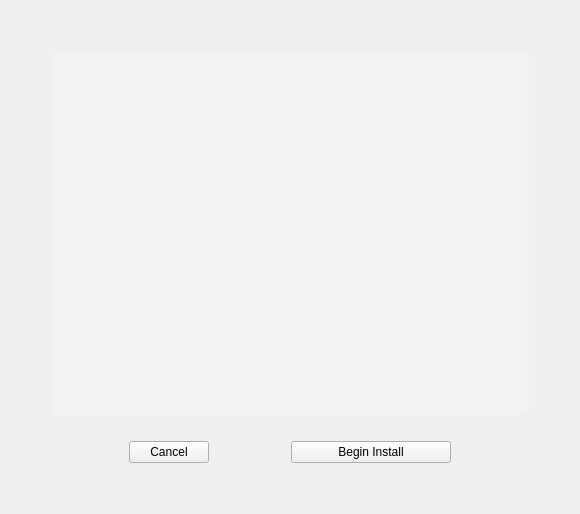
Qt form yali4/gui/Ui/summarywidget.ui (dadas45li/yali) before a commit.
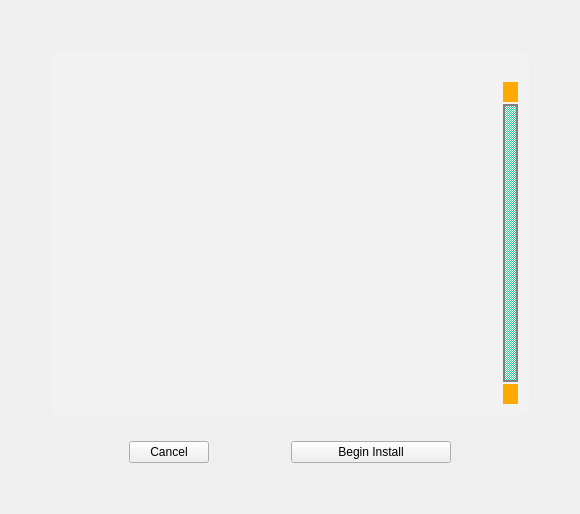
The same form after that commit.

The edit to the form file:
```diff
--- a/yali4/gui/Ui/summarywidget.ui
+++ b/yali4/gui/Ui/summarywidget.ui
@@ -12,6 +12,32 @@
   <property name="windowTitle" >
    <string>Form</string>
   </property>
+  <property name="styleSheet" >
+   <string notr="true" > QScrollBar:vertical {
+              border: 2px solid grey;
+              background: #32CC99;
+              width: 15px;
+              margin: 22px 0 22px 0;
+          }
+	
+          QScrollBar::add-line:vertical {
+              background: rgb(255, 170, 0);
+              height: 20px;
+              subcontrol-position: bottom;
+              subcontrol-origin: margin;
+          }
+
+          QScrollBar::sub-line:vertical {
+
+              background: rgb(255, 170, 0);
+              height: 20px;
+              subcontrol-position: top;
+              subcontrol-origin: margin;
+          }
+          QScrollBar::add-page:vertical, QScrollBar::sub-page:vertical {
+              background: none;
+          } </string>
+  </property>
   <layout class="QGridLayout" name="gridLayout" >
    <item row="0" column="3" >
     <spacer>
@@ -54,6 +80,15 @@
 padding:10px;
 padding-top:30px;</string>
      </property>
+     <property name="lineWidth" >
+      <number>0</number>
+     </property>
+     <property name="verticalScrollBarPolicy" >
+      <enum>Qt::ScrollBarAlwaysOn</enum>
+     </property>
+     <property name="horizontalScrollBarPolicy" >
+      <enum>Qt::ScrollBarAsNeeded</enum>
+     </property>
      <property name="readOnly" >
       <bool>true</bool>
      </property>
```
